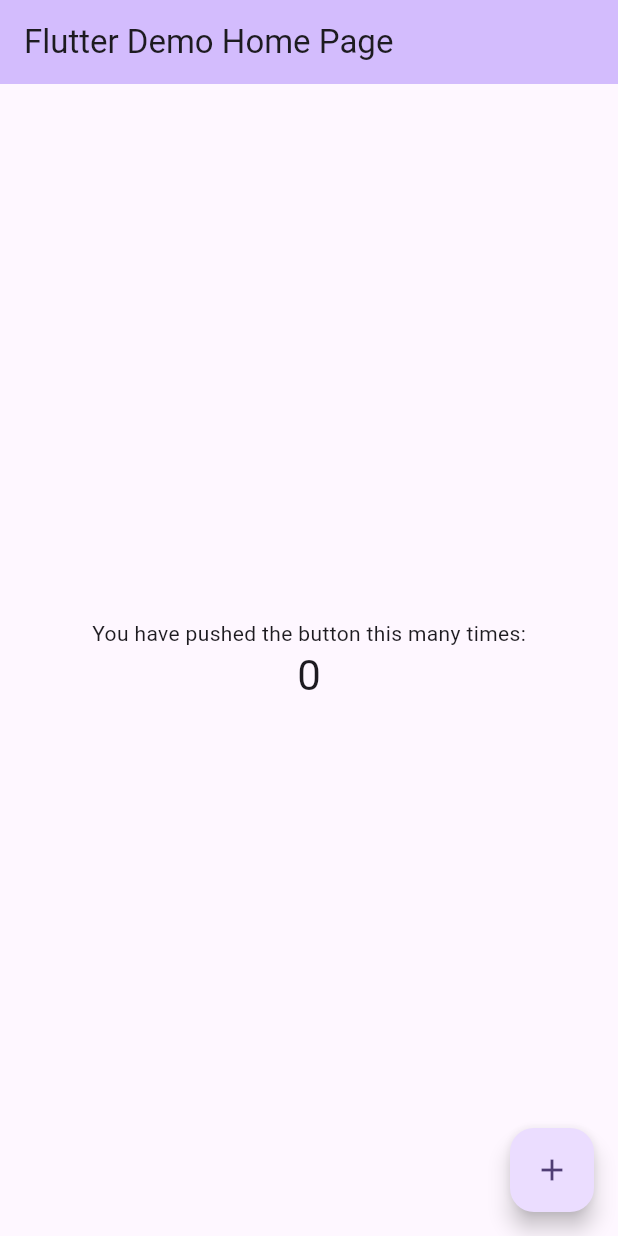
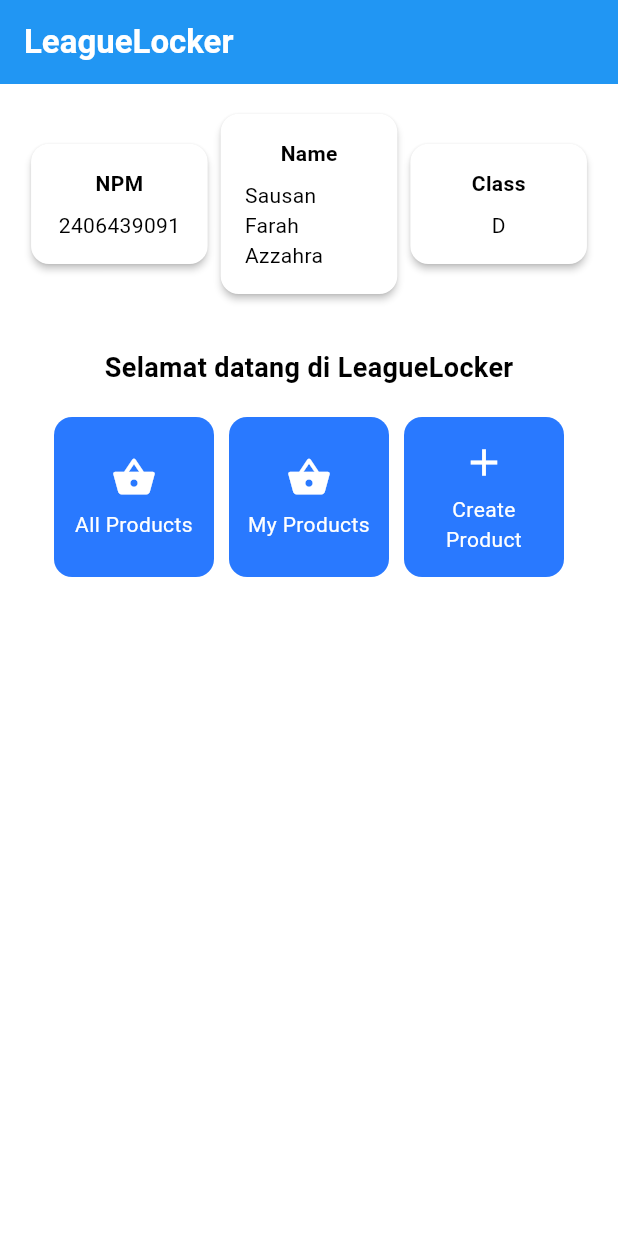
Before and after one commit to azzhrsausan/league-locker-mobile, a Flutter app: the screen it shows after launch, on a phone screen of 412 x 824 dp. Run offline on Flutter 3.47's test engine with Material 3 defaults, Android fonts, the light colour scheme and no system bars.

```diff
--- a/lib/main.dart
+++ b/lib/main.dart
@@ -1,4 +1,5 @@
 import 'package:flutter/material.dart';
+import 'package:league_locker/menu.dart';
 
 void main() {
   runApp(const MyApp());
@@ -28,95 +29,10 @@
         //
         // This works for code too, not just values: Most code changes can be
         // tested with just a hot reload.
-        colorScheme: ColorScheme.fromSeed(seedColor: Colors.deepPurple),
+        colorScheme: ColorScheme.fromSwatch(primarySwatch: Colors.blue)
+            .copyWith(secondary: Colors.blueAccent[400]),
       ),
-      home: const MyHomePage(title: 'Flutter Demo Home Page'),
+      home: MyHomePage(),
     );
   }
 }
-
-class MyHomePage extends StatefulWidget {
-  const MyHomePage({super.key, required this.title});
-
-  // This widget is the home page of your application. It is stateful, meaning
-  // that it has a State object (defined below) that contains fields that affect
-  // how it looks.
-
-  // This class is the configuration for the state. It holds the values (in this
-  // case the title) provided by the parent (in this case the App widget) and
-  // used by the build method of the State. Fields in a Widget subclass are
-  // always marked "final".
-
-  final String title;
-
-  @override
-  State<MyHomePage> createState() => _MyHomePageState();
-}
-
-class _MyHomePageState extends State<MyHomePage> {
-  int _counter = 0;
-
-  void _incrementCounter() {
-    setState(() {
-      // This call to setState tells the Flutter framework that something has
-      // changed in this State, which causes it to rerun the build method below
-      // so that the display can reflect the updated values. If we changed
-      // _counter without calling setState(), then the build method would not be
-      // called again, and so nothing would appear to happen.
-      _counter++;
-    });
-  }
-
-  @override
-  Widget build(BuildContext context) {
-    // This method is rerun every time setState is called, for instance as done
-    // by the _incrementCounter method above.
-    //
-    // The Flutter framework has been optimized to make rerunning build methods
-    // fast, so that you can just rebuild anything that needs updating rather
-    // than having to individually change instances of widgets.
-    return Scaffold(
-      appBar: AppBar(
-        // TRY THIS: Try changing the color here to a specific color (to
-        // Colors.amber, perhaps?) and trigger a hot reload to see the AppBar
-        // change color while the other colors stay the same.
-        backgroundColor: Theme.of(context).colorScheme.inversePrimary,
-        // Here we take the value from the MyHomePage object that was created by
-        // the App.build method, and use it to set our appbar title.
-        title: Text(widget.title),
-      ),
-      body: Center(
-        // Center is a layout widget. It takes a single child and positions it
-        // in the middle of the parent.
-        child: Column(
-          // Column is also a layout widget. It takes a list of children and
-          // arranges them vertically. By default, it sizes itself to fit its
-          // children horizontally, and tries to be as tall as its parent.
-          //
-          // Column has various properties to control how it sizes itself and
-          // how it positions its children. Here we use mainAxisAlignment to
-          // center the children vertically; the main axis here is the vertical
-          // axis because Columns are vertical (the cross axis would be
-          // horizontal).
-          //
-          // TRY THIS: Invoke "debug painting" (choose the "Toggle Debug Paint"
-          // action in the IDE, or press "p" in the console), to see the
-          // wireframe for each widget.
-          mainAxisAlignment: MainAxisAlignment.center,
-          children: <Widget>[
-            const Text('You have pushed the button this many times:'),
-            Text(
-              '$_counter',
-              style: Theme.of(context).textTheme.headlineMedium,
-            ),
-          ],
-        ),
-      ),
-      floatingActionButton: FloatingActionButton(
-        onPressed: _incrementCounter,
-        tooltip: 'Increment',
-        child: const Icon(Icons.add),
-      ), // This trailing comma makes auto-formatting nicer for build methods.
-    );
-  }
-}
--- a/lib/menu.dart
+++ b/lib/menu.dart
@@ -0,0 +1,191 @@
+import 'package:flutter/material.dart';
+
+class MyHomePage extends StatelessWidget {
+  MyHomePage({super.key});
+
+  final String nama = "Sausan Farah Azzahra";//nama
+  final String npm = "2406439091"; //npm
+  final String kelas = "D"; //kelas
+
+  final List<ItemHomepage> items = [
+    ItemHomepage("All Products", Icons.shopping_basket_rounded),
+    ItemHomepage("My Products", Icons.shopping_basket),
+    ItemHomepage("Create Product", Icons.add),
+  ];
+
+  @override
+  Widget build(BuildContext context) {
+    // Scaffold menyediakan struktur dasar halaman dengan AppBar dan body.
+    return Scaffold(
+      // AppBar adalah bagian atas halaman yang menampilkan judul.
+      appBar: AppBar(
+        // Judul aplikasi "LeagueLocker" dengan teks putih dan tebal.
+        title: const Text(
+          'LeagueLocker',
+          style: TextStyle(
+            color: Colors.white,
+            fontWeight: FontWeight.bold,
+          ),
+        ),
+        // Warna latar belakang AppBar diambil dari skema warna tema aplikasi.
+        backgroundColor: Theme
+            .of(context)
+            .colorScheme
+            .primary,
+      ),
+      // Body halaman dengan padding di sekelilingnya.
+      body: Padding(
+        padding: const EdgeInsets.all(16.0),
+        // Menyusun widget secara vertikal dalam sebuah kolom.
+        child: Column(
+          crossAxisAlignment: CrossAxisAlignment.center,
+          children: [
+            // Row untuk menampilkan 3 InfoCard secara horizontal.
+            Row(
+              mainAxisAlignment: MainAxisAlignment.spaceEvenly,
+              children: [
+                InfoCard(title: 'NPM', content: npm),
+                InfoCard(title: 'Name', content: nama),
+                InfoCard(title: 'Class', content: kelas),
+              ],
+            ),
+
+            // Memberikan jarak vertikal 16 unit.
+            const SizedBox(height: 16.0),
+
+            // Menempatkan widget berikutnya di tengah halaman.
+            Center(
+              child: Column(
+                // Menyusun teks dan grid item secara vertikal.
+
+                children: [
+                  // Menampilkan teks sambutan dengan gaya tebal dan ukuran 18.
+                  const Padding(
+                    padding: EdgeInsets.only(top: 16.0),
+                    child: Text(
+                      'Selamat datang di LeagueLocker',
+                      style: TextStyle(
+                        fontWeight: FontWeight.bold,
+                        fontSize: 18.0,
+                      ),
+                    ),
+                  ),
+
+                  // Grid untuk menampilkan ItemCard dalam bentuk grid 3 kolom.
+                  GridView.count(
+                    primary: true,
+                    padding: const EdgeInsets.all(20),
+                    crossAxisSpacing: 10,
+                    mainAxisSpacing: 10,
+                    crossAxisCount: 3,
+                    // Agar grid menyesuaikan tinggi kontennya.
+                    shrinkWrap: true,
+
+                    // Menampilkan ItemCard untuk setiap item dalam list items.
+                    children: items.map((ItemHomepage item) {
+                      return ItemCard(item);
+                    }).toList(),
+                  ),
+                ],
+              ),
+            ),
+          ],
+        ),
+      ),
+    );
+  }
+}
+
+class InfoCard extends StatelessWidget {
+  // Kartu informasi yang menampilkan title dan content.
+
+  final String title;  // Judul kartu.
+  final String content;  // Isi kartu.
+
+  const InfoCard({super.key, required this.title, required this.content});
+
+  @override
+  Widget build(BuildContext context) {
+    return Card(
+      // Membuat kotak kartu dengan bayangan dibawahnya.
+      elevation: 2.0,
+      child: Container(
+        // Mengatur ukuran dan jarak di dalam kartu.
+        width: MediaQuery.of(context).size.width / 3.5, // menyesuaikan dengan lebar device yang digunakan.
+        padding: const EdgeInsets.all(16.0),
+        // Menyusun title dan content secara vertikal.
+        child: Column(
+          children: [
+            Text(
+              title,
+              style: const TextStyle(fontWeight: FontWeight.bold),
+            ),
+            const SizedBox(height: 8.0),
+            Text(content),
+          ],
+        ),
+      ),
+    );
+  }
+}
+
+class ItemHomepage {
+  final String name;
+  final IconData icon;
+
+  ItemHomepage(this.name, this.icon);
+}
+
+class ItemCard extends StatelessWidget {
+  // Menampilkan kartu dengan ikon dan nama.
+
+  final ItemHomepage item;
+
+  const ItemCard(this.item, {super.key});
+
+  @override
+  Widget build(BuildContext context) {
+    return Material(
+      // Menentukan warna latar belakang dari tema aplikasi.
+      color: Theme.of(context).colorScheme.secondary,
+      // Membuat sudut kartu melengkung.
+      borderRadius: BorderRadius.circular(12),
+
+      child: InkWell(
+        // Aksi ketika kartu ditekan.
+        onTap: () {
+          // Menampilkan pesan SnackBar saat kartu ditekan.
+          ScaffoldMessenger.of(context)
+            ..hideCurrentSnackBar()
+            ..showSnackBar(
+                SnackBar(content: Text("Kamu telah menekan tombol ${item.name}!"))
+            );
+        },
+        // Container untuk menyimpan Icon dan Text
+        child: Container(
+          padding: const EdgeInsets.all(8),
+          child: Center(
+            child: Column(
+              // Menyusun ikon dan teks di tengah kartu.
+              mainAxisAlignment: MainAxisAlignment.center,
+              children: [
+                Icon(
+                  item.icon,
+                  color: Colors.white,
+                  size: 30.0,
+                ),
+                const Padding(padding: EdgeInsets.all(3)),
+                Text(
+                  item.name,
+                  textAlign: TextAlign.center,
+                  style: const TextStyle(color: Colors.white),
+                ),
+              ],
+            ),
+          ),
+        ),
+      ),
+    );
+  }
+
+}
```
Also changed, not shown: 1 other file.
